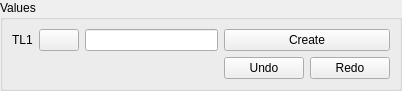
This is src/EntityGUI/EntityGUI_1Sel_QTD.ui in SalomePlatform/geom as Qt 5 draws it before an edit. The edited form follows.
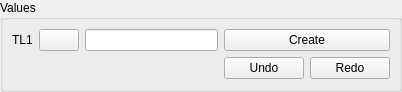
This is the edited form.

Diff of the .ui file:
```diff
--- a/src/EntityGUI/EntityGUI_1Sel_QTD.ui
+++ b/src/EntityGUI/EntityGUI_1Sel_QTD.ui
@@ -1,12 +1,12 @@
 <ui version="4.0" >
  <class>EntityGUI_1Sel_QTD</class>
- <widget class="QWidget" name="EntityGUI_1Sel_QTD" >
-  <property name="geometry" >
+ <widget class="QWidget" name="EntityGUI_1Sel_QTD">
+  <property name="geometry">
    <rect>
     <x>0</x>
     <y>0</y>
     <width>402</width>
-    <height>88</height>
+    <height>92</height>
    </rect>
   </property>
   <property name="windowTitle" >
@@ -24,21 +24,21 @@
      <property name="title" >
       <string>Values</string>
      </property>
-     <layout class="QGridLayout" >
-      <property name="margin" >
+     <layout class="QGridLayout" rowstretch="0,0" columnstretch="0,0,1,0">
+      <property name="margin">
        <number>9</number>
       </property>
       <property name="spacing" >
        <number>6</number>
       </property>
-      <item row="1" column="3" >
-       <layout class="QHBoxLayout" >
-        <property name="margin" >
-         <number>0</number>
-        </property>
-        <property name="spacing" >
+      <item row="1" column="3">
+       <layout class="QHBoxLayout">
+        <property name="spacing">
          <number>6</number>
         </property>
+        <property name="margin">
+         <number>0</number>
+        </property>
         <item>
          <widget class="QPushButton" name="buttonUndo" >
           <property name="text" >
@@ -112,7 +112,7 @@
    </item>
   </layout>
  </widget>
- <layoutdefault spacing="6" margin="11" />
+ <layoutdefault spacing="6" margin="11"/>
  <pixmapfunction>qPixmapFromMimeSource</pixmapfunction>
  <tabstops>
   <tabstop>PushButton1</tabstop>
```
Left out of the diff: 69 changed lines with no effect on the pictures.
